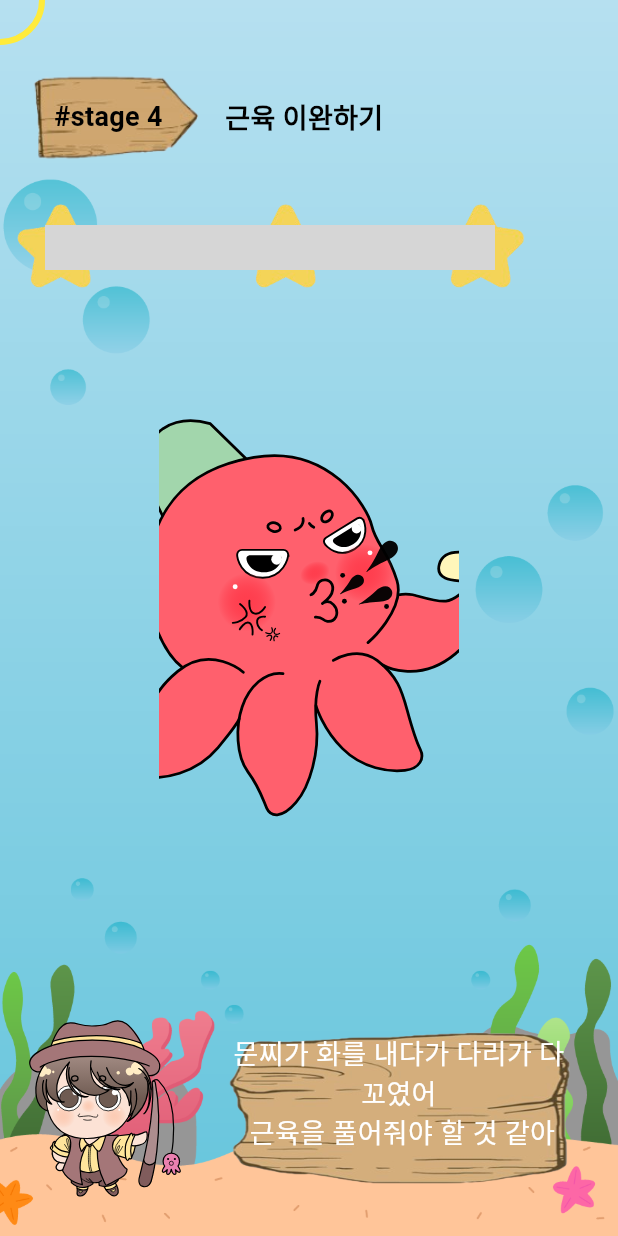
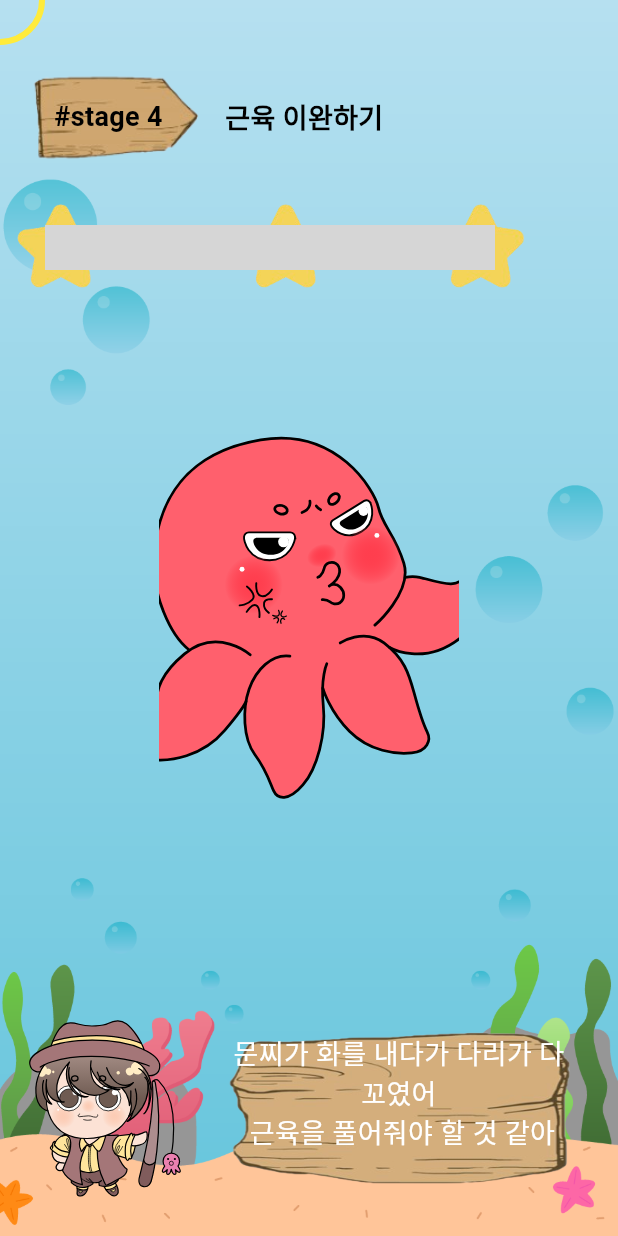
Before and after one commit to jjamk/moonergame_test, a Flutter app: the MusclereleaseGameScreen screen opened directly, on a phone screen of 412 x 824 dp. Run offline on Flutter 3.47's test engine with Material 3 defaults, Android fonts, the phone set to English and light mode, and no system bars; our stand-ins replace assets_audio_player, audioplayers, bubble, flutter_svg, flutter_switch, image_picker and 4 more; missing offline and left inert: flutter_drawing_board, simple_animation_progress_bar; Roboto replaces fonts that are missing (BMJUA); project files that could hold a hidden picture were left out; grey boxes are pictures that could not be loaded.

Commit message:
근육이완법 문찌 색 바꾸기 및 대화 종료 시 게임 실행

```diff
--- a/lib/musclerelease.dart
+++ b/lib/musclerelease.dart
@@ -141,7 +141,8 @@ class _MusclereleaseGameScreenState extends State<MusclereleaseGameScreen> {
   List<String> dialogues = [
     '문찌가 화를 내다가 다리가 다 꼬였어\n 근육을 풀어줘야 할 것 같아',
     '꼬인 다리는 급하게 풀려고 하면 더 안 풀려! \n 힘을 천천히 줬다가 한번에 툭!하고 풀어보자',
-    '문찌의 다리르 7초 동안 꾹 눌렀다가 아래로 툭 내려서 힘을 풀어줄거야. \n 한번 해보자',
+    '문찌의 다리를 7초 동안 꾹 눌렀다가 아래로 툭 내려서 힘을 풀어줄거야. \n 한번 해보자'
+    '꾹 눌러서 문찌가 팔에 힘을 주게 할거야!',
   ];
 
    //성공 메시지 목록
@@ -177,7 +178,7 @@ class _MusclereleaseGameScreenState extends State<MusclereleaseGameScreen> {
 
   void startGame() {
     setState(() {
-      isGameActive = true;
+      isGameActive = true; //게임시작
     });
   }
 
@@ -252,6 +253,9 @@ class _MusclereleaseGameScreenState extends State<MusclereleaseGameScreen> {
     return Scaffold(
       body: GestureDetector(
         onLongPressStart: (details) {
+
+          if (isDialogueActive) return;  // 대화가 끝나지 않았다면 동작을 막음
+
           setState(() {
             isLongPressed = true;
             _startPosition = details.globalPosition;
@@ -260,6 +264,9 @@ class _MusclereleaseGameScreenState extends State<MusclereleaseGameScreen> {
           });
         },
         onLongPressMoveUpdate: (details) {
+          if (isDialogueActive) return;  // 대화가 끝나지 않았다면 동작을 막음
+
+
           if (isLongPressed) {
             setState(() {
               // 터치 위치에 따라 원의 위치 업데이트
@@ -274,6 +281,8 @@ class _MusclereleaseGameScreenState extends State<MusclereleaseGameScreen> {
         },
 
         onLongPressEnd: (details) {
+          if (isDialogueActive) return;  // 대화가 끝나지 않았다면 동작을 막음
+
           if (isLongPressed) {
             double verticalDistance = details.globalPosition.dy - _startPosition.dy;
 
@@ -281,7 +290,7 @@ class _MusclereleaseGameScreenState extends State<MusclereleaseGameScreen> {
               setState(() {
                 successCount++;
                 _isFailed = false; // 성공 시 실패 상태 해제
-                // _isSuccess = true;
+                _isSuccess = true;
                 _notificationText = ''; // 성공 시 알림 텍스트 제거
                 _successnotificationText = successMessages[successCount - 1]; // 성공 메시지 출력
 
@@ -302,6 +311,7 @@ class _MusclereleaseGameScreenState extends State<MusclereleaseGameScreen> {
               setState(() {
                 failCount++;
                 _isFailed = true; // 실패 상태 설정
+                _isSuccess = false; // 실패 시 성공 상태 해제
                 // 실패 시 프로그레스바 감소
                 _progress -= 0.25;  // 4번 시도 중 한 번 실패하면 25% 감소
                 if (_progress < 0) _progress = 0;
@@ -359,16 +369,29 @@ class _MusclereleaseGameScreenState extends State<MusclereleaseGameScreen> {
             // 중앙에 문어 이미지를 표시
             Positioned(
               child: Center(
-                child: SvgPicture.asset('assets/images/3angry_mooner_o.svg',
-                     width: 200, height: 270, fit: BoxFit.cover),
+                child: SvgPicture.asset(
+                  _isFailed
+                      ? 'assets/images/3angry_mooner_o.svg' // 실패 시 이미지
+                      : _isSuccess
+                          ? (successCount == 1
+                              ? 'assets/images/2angry_mooner_o.svg' // 첫 번째 성공 시 이미지
+                              : successCount == 2
+                                  ? 'assets/images/1angry_mooner_o.svg' // 두 번째 성공 시 이미지
+                                  : 'assets/images/normal_mooner_o.svg') // 세 번째 성공 이후 이미지
+                          : 'assets/images/3angry_mooner_x.svg', // 기본 이미지
+                  width: 200,
+                  height: 270,
+                  fit: BoxFit.cover,
+                ),
               ),
             ),
+
             //성공 알림 텍스트 표시
             if (_successnotificationText.isNotEmpty)
               Align(
                 alignment: Alignment.bottomCenter,
                 child: GestureDetector(
-                // onTap: nextDialogue,
+                //onTap: nextDialogue,
                 child: Container(
                   width: double.infinity,
                   padding: EdgeInsets.symmetric(vertical: 20, horizontal: 10),
```
Also changed, not shown: assets/images/normal_mooner_o.svg, assets/images/normal_mooner_x.svg.
